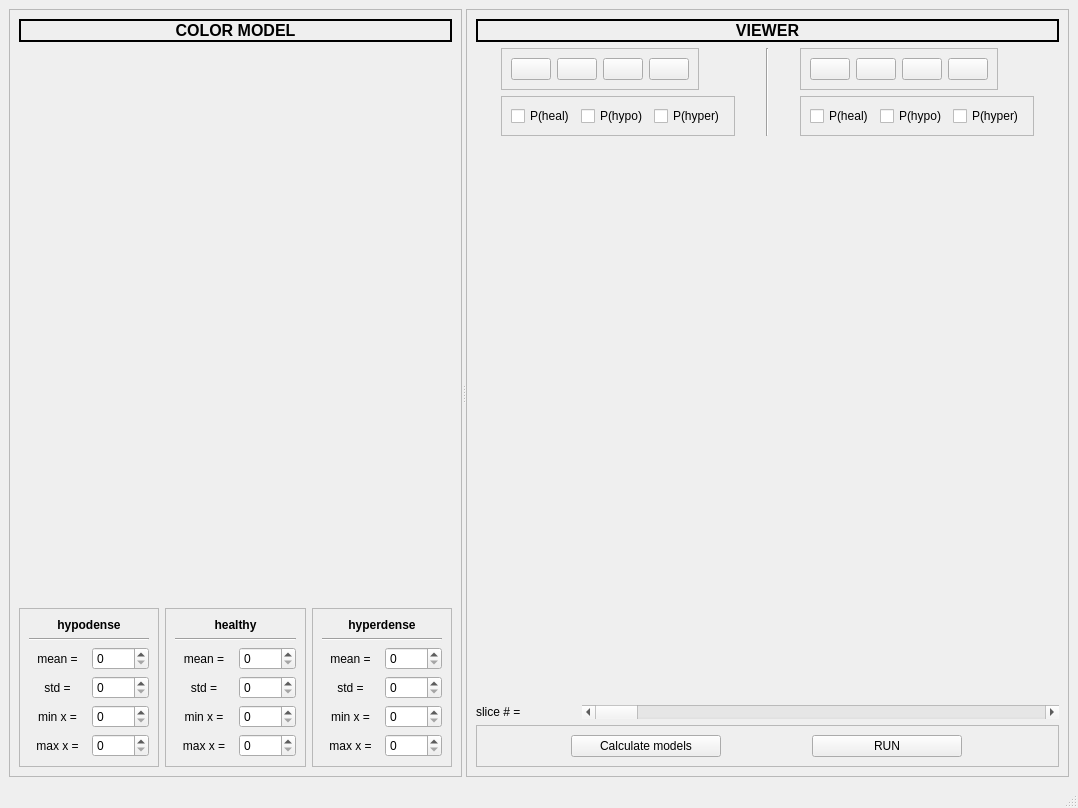
First picture: the form in lession_editor_GUI_pdf_view.ui, repository mazoku/lesion_editor, before the edit.
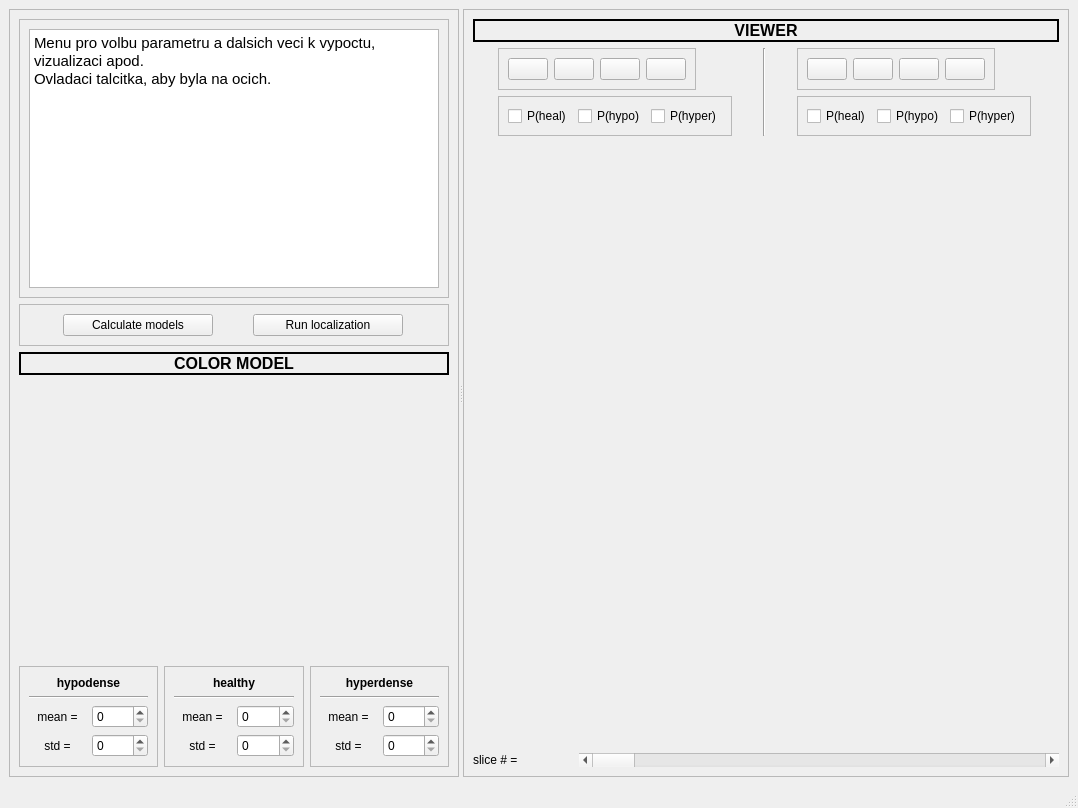
Second picture: the form after the edit. Icons and pictures are not drawn.

Commit message: Simplifying GUI, testing segmentation with Normalized cuts.

Patch:
```diff
--- a/lession_editor_GUI_pdf_view.ui
+++ b/lession_editor_GUI_pdf_view.ui
@@ -67,6 +67,69 @@
         <number>1</number>
        </property>
        <layout class="QVBoxLayout" name="verticalLayout">
+        <item>
+         <widget class="QFrame" name="frame_9">
+          <property name="frameShape">
+           <enum>QFrame::StyledPanel</enum>
+          </property>
+          <property name="frameShadow">
+           <enum>QFrame::Raised</enum>
+          </property>
+          <layout class="QVBoxLayout" name="verticalLayout_9">
+           <item>
+            <widget class="QTextBrowser" name="textBrowser">
+             <property name="html">
+              <string>&lt;!DOCTYPE HTML PUBLIC &quot;-//W3C//DTD HTML 4.0//EN&quot; &quot;http://www.w3.org/TR/REC-html40/strict.dtd&quot;&gt;
+&lt;html&gt;&lt;head&gt;&lt;meta name=&quot;qrichtext&quot; content=&quot;1&quot; /&gt;&lt;style type=&quot;text/css&quot;&gt;
+p, li { white-space: pre-wrap; }
+&lt;/style&gt;&lt;/head&gt;&lt;body style=&quot; font-family:'Ubuntu'; font-size:11pt; font-weight:400; font-style:normal;&quot;&gt;
+&lt;p style=&quot; margin-top:0px; margin-bottom:0px; margin-left:0px; margin-right:0px; -qt-block-indent:0; text-indent:0px;&quot;&gt;Menu pro volbu parametru a dalsich veci k vypoctu,&lt;/p&gt;
+&lt;p style=&quot; margin-top:0px; margin-bottom:0px; margin-left:0px; margin-right:0px; -qt-block-indent:0; text-indent:0px;&quot;&gt;vizualizaci apod.&lt;/p&gt;
+&lt;p style=&quot; margin-top:0px; margin-bottom:0px; margin-left:0px; margin-right:0px; -qt-block-indent:0; text-indent:0px;&quot;&gt;Ovladaci talcitka, aby byla na ocich.&lt;/p&gt;&lt;/body&gt;&lt;/html&gt;</string>
+             </property>
+            </widget>
+           </item>
+          </layout>
+         </widget>
+        </item>
+        <item>
+         <widget class="QFrame" name="frame_6">
+          <property name="frameShape">
+           <enum>QFrame::StyledPanel</enum>
+          </property>
+          <property name="frameShadow">
+           <enum>QFrame::Raised</enum>
+          </property>
+          <layout class="QHBoxLayout" name="horizontalLayout_20">
+           <item>
+            <widget class="QPushButton" name="calculate_models_BTN">
+             <property name="maximumSize">
+              <size>
+               <width>150</width>
+               <height>16777215</height>
+              </size>
+             </property>
+             <property name="text">
+              <string>Calculate models</string>
+             </property>
+            </widget>
+           </item>
+           <item>
+            <widget class="QPushButton" name="run_BTN">
+             <property name="maximumSize">
+              <size>
+               <width>150</width>
+               <height>16777215</height>
+              </size>
+             </property>
+             <property name="text">
+              <string>Run localization</string>
+             </property>
+            </widget>
+           </item>
+          </layout>
+         </widget>
+        </item>
         <item>
          <widget class="QLabel" name="label">
           <property name="sizePolicy">
@@ -220,60 +283,6 @@
                </item>
               </layout>
              </item>
-             <item>
-              <layout class="QHBoxLayout" name="horizontalLayout_14">
-               <item>
-                <widget class="QLabel" name="label_12">
-                 <property name="sizePolicy">
-                  <sizepolicy hsizetype="Minimum" vsizetype="Preferred">
-                   <horstretch>0</horstretch>
-                   <verstretch>0</verstretch>
-                  </sizepolicy>
-                 </property>
-                 <property name="text">
-                  <string>min x =</string>
-                 </property>
-                 <property name="alignment">
-                  <set>Qt::AlignCenter</set>
-                 </property>
-                </widget>
-               </item>
-               <item>
-                <widget class="QSpinBox" name="hypo_minx_SB">
-                 <property name="maximum">
-                  <number>256</number>
-                 </property>
-                </widget>
-               </item>
-              </layout>
-             </item>
-             <item>
-              <layout class="QHBoxLayout" name="horizontalLayout_15">
-               <item>
-                <widget class="QLabel" name="label_13">
-                 <property name="sizePolicy">
-                  <sizepolicy hsizetype="Minimum" vsizetype="Preferred">
-                   <horstretch>0</horstretch>
-                   <verstretch>0</verstretch>
-                  </sizepolicy>
-                 </property>
-                 <property name="text">
-                  <string>max x =</string>
-                 </property>
-                 <property name="alignment">
-                  <set>Qt::AlignCenter</set>
-                 </property>
-                </widget>
-               </item>
-               <item>
-                <widget class="QSpinBox" name="hypo_maxx_SB">
-                 <property name="maximum">
-                  <number>256</number>
-                 </property>
-                </widget>
-               </item>
-              </layout>
-             </item>
             </layout>
            </widget>
           </item>
@@ -380,52 +389,6 @@
                </item>
               </layout>
              </item>
-             <item>
-              <layout class="QHBoxLayout" name="horizontalLayout_16">
-               <item>
-                <widget class="QLabel" name="label_14">
-                 <property name="sizePolicy">
-                  <sizepolicy hsizetype="Minimum" vsizetype="Preferred">
-                   <horstretch>0</horstretch>
-                   <verstretch>0</verstretch>
-                  </sizepolicy>
-                 </property>
-                 <property name="text">
-                  <string>min x =</string>
-                 </property>
-                 <property name="alignment">
-                  <set>Qt::AlignCenter</set>
-                 </property>
-                </widget>
-               </item>
-               <item>
-                <widget class="QSpinBox" name="heal_minx_SB"/>
-               </item>
-              </layout>
-             </item>
-             <item>
-              <layout class="QHBoxLayout" name="horizontalLayout_17">
-               <item>
-                <widget class="QLabel" name="label_15">
-                 <property name="sizePolicy">
-                  <sizepolicy hsizetype="Minimum" vsizetype="Preferred">
-                   <horstretch>0</horstretch>
-                   <verstretch>0</verstretch>
-                  </sizepolicy>
-                 </property>
-                 <property name="text">
-                  <string>max x =</string>
-                 </property>
-                 <property name="alignment">
-                  <set>Qt::AlignCenter</set>
-                 </property>
-                </widget>
-               </item>
-               <item>
-                <widget class="QSpinBox" name="heal_maxx_SB"/>
-               </item>
-              </layout>
-             </item>
             </layout>
            </widget>
           </item>
@@ -529,60 +492,6 @@
                </item>
               </layout>
              </item>
-             <item>
-              <layout class="QHBoxLayout" name="horizontalLayout_18">
-               <item>
-                <widget class="QLabel" name="label_16">
-                 <property name="sizePolicy">
-                  <sizepolicy hsizetype="Minimum" vsizetype="Preferred">
-                   <horstretch>0</horstretch>
-                   <verstretch>0</verstretch>
-                  </sizepolicy>
-                 </property>
-                 <property name="text">
-                  <string>min x =</string>
-                 </property>
-                 <property name="alignment">
-                  <set>Qt::AlignCenter</set>
-                 </property>
-                </widget>
-               </item>
-               <item>
-                <widget class="QSpinBox" name="hyper_minx_SB">
-                 <property name="maximum">
-                  <number>256</number>
-                 </property>
-                </widget>
-               </item>
-              </layout>
-             </item>
-             <item>
-              <layout class="QHBoxLayout" name="horizontalLayout_19">
-               <item>
-                <widget class="QLabel" name="label_17">
-                 <property name="sizePolicy">
-                  <sizepolicy hsizetype="Minimum" vsizetype="Preferred">
-                   <horstretch>0</horstretch>
-                   <verstretch>0</verstretch>
-                  </sizepolicy>
-                 </property>
-                 <property name="text">
-                  <string>max x =</string>
-                 </property>
-                 <property name="alignment">
-                  <set>Qt::AlignCenter</set>
-                 </property>
-                </widget>
-               </item>
-               <item>
-                <widget class="QSpinBox" name="hyper_maxx_SB">
-                 <property name="maximum">
-                  <number>256</number>
-                 </property>
-                </widget>
-               </item>
-              </layout>
-             </item>
             </layout>
            </widget>
           </item>
@@ -1070,44 +979,6 @@
           </item>
          </layout>
         </item>
-        <item>
-         <widget class="QFrame" name="frame_6">
-          <property name="frameShape">
-           <enum>QFrame::StyledPanel</enum>
-          </property>
-          <property name="frameShadow">
-           <enum>QFrame::Raised</enum>
-          </property>
-          <layout class="QHBoxLayout" name="horizontalLayout_20">
-           <item>
-            <widget class="QPushButton" name="calculate_models_BTN">
-             <property name="maximumSize">
-              <size>
-               <width>150</width>
-               <height>16777215</height>
-              </size>
-             </property>
-             <property name="text">
-              <string>Calculate models</string>
-             </property>
-            </widget>
-           </item>
-           <item>
-            <widget class="QPushButton" name="run_BTN">
-             <property name="maximumSize">
-              <size>
-               <width>150</width>
-               <height>16777215</height>
-              </size>
-             </property>
-             <property name="text">
-              <string>RUN</string>
-             </property>
-            </widget>
-           </item>
-          </layout>
-         </widget>
-        </item>
        </layout>
       </widget>
      </widget>
```
Left out of the diff: 2 changed lines with no effect on the pictures. The commit also changes 5 other files.
